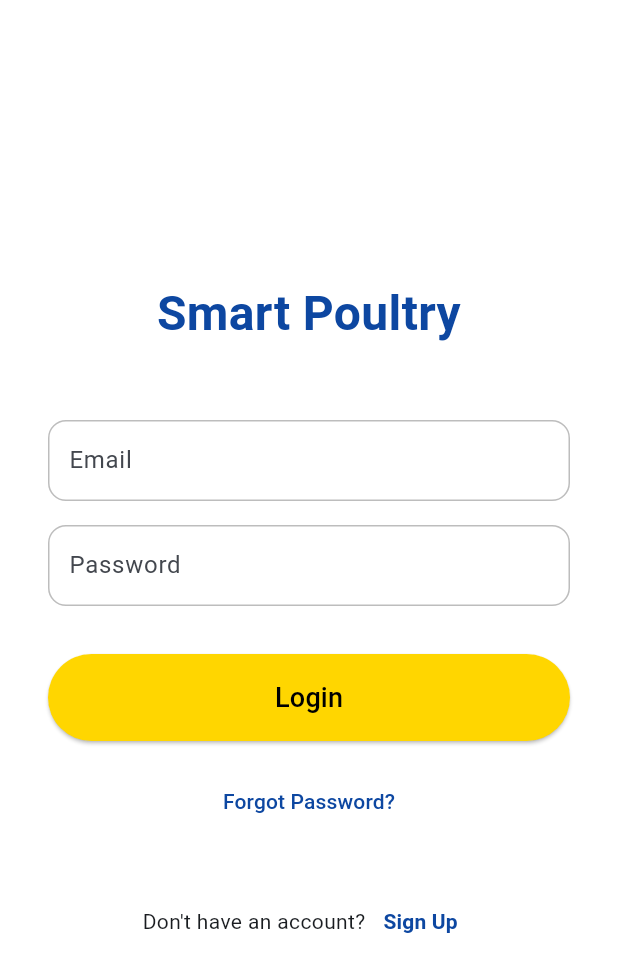
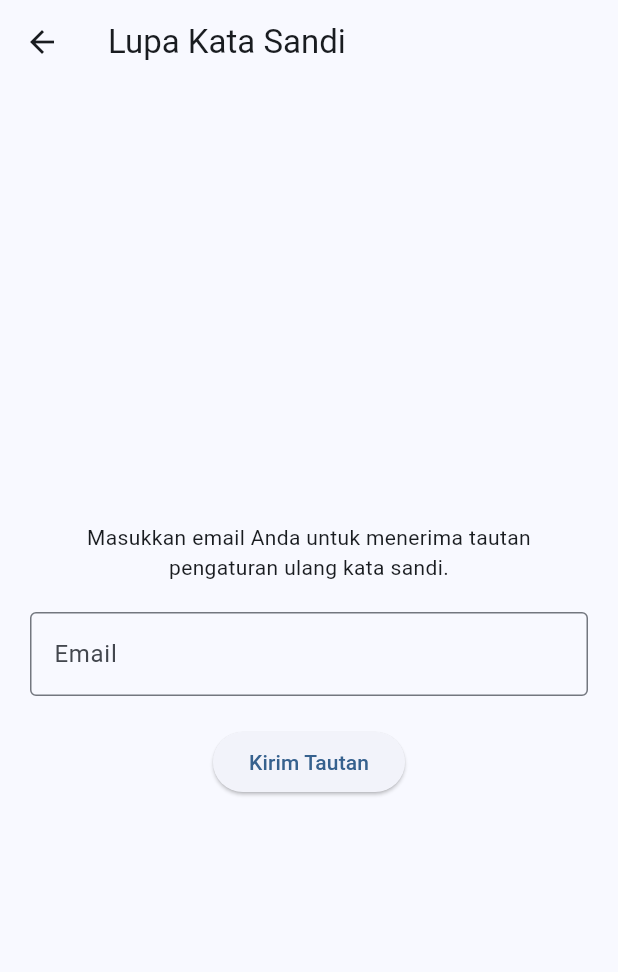
Before and after one commit to rastiauliaanggraini/smartpoultryterbaru, a Flutter app: the screen it shows after launch, after a tap on "Forgot Password?", on a phone screen of 412 x 824 dp. Shown: the top 972 px of the screen. Run offline on Flutter 3.47's test engine with Material 3 defaults, Android fonts, the phone set to English and light mode, and no system bars; our stand-ins replace firebase_auth, firebase_core, firebase_database; accounts and stored records are empty.

Commit message:
Melakukan perbaikan mobile app dilengkapidengan fitur yg lebih interaktif

```diff
--- /dev/null
+++ b/lib/forgot_password_page.dart
@@ -0,0 +1,118 @@
+
+import 'package:flutter/material.dart';
+import 'package:firebase_auth/firebase_auth.dart';
+
+class ForgotPasswordPage extends StatefulWidget {
+  const ForgotPasswordPage({super.key});
+
+  @override
+  State<ForgotPasswordPage> createState() => _ForgotPasswordPageState();
+}
+
+class _ForgotPasswordPageState extends State<ForgotPasswordPage> {
+  final _emailController = TextEditingController();
+  final _formKey = GlobalKey<FormState>();
+  bool _isLoading = false;
+
+  Future<void> _sendPasswordResetEmail() async {
+    if (!_formKey.currentState!.validate()) {
+      return;
+    }
+
+    setState(() {
+      _isLoading = true;
+    });
+
+    try {
+      await FirebaseAuth.instance.sendPasswordResetEmail(
+        email: _emailController.text.trim(),
+      );
+
+      if (mounted) {
+        ScaffoldMessenger.of(context).showSnackBar(
+          const SnackBar(
+            content: Text('Tautan pengaturan ulang kata sandi telah dikirim ke email Anda.'),
+            backgroundColor: Colors.green,
+          ),
+        );
+        Navigator.of(context).pop();
+      }
+    } on FirebaseAuthException catch (e) {
+      if (mounted) {
+        String message;
+        if (e.code == 'user-not-found') {
+          message = 'Tidak ada pengguna yang ditemukan untuk email tersebut.';
+        } else {
+          message = 'Terjadi kesalahan. Silakan coba lagi nanti.';
+        }
+        ScaffoldMessenger.of(context).showSnackBar(
+          SnackBar(
+            content: Text(message),
+            backgroundColor: Colors.red,
+          ),
+        );
+      }
+    } catch (e) {
+      if (mounted) {
+        ScaffoldMessenger.of(context).showSnackBar(
+          const SnackBar(
+            content: Text('Terjadi kesalahan yang tidak terduga.'),
+            backgroundColor: Colors.red,
+          ),
+        );
+      }
+    } finally {
+      if (mounted) {
+        setState(() {
+          _isLoading = false;
+        });
+      }
+    }
+  }
+
+  @override
+  Widget build(BuildContext context) {
+    return Scaffold(
+      appBar: AppBar(
+        title: const Text('Lupa Kata Sandi'),
+      ),
+      body: Padding(
+        padding: const EdgeInsets.all(20.0),
+        child: Form(
+          key: _formKey,
+          child: Column(
+            mainAxisAlignment: MainAxisAlignment.center,
+            children: [
+              const Text(
+                'Masukkan email Anda untuk menerima tautan pengaturan ulang kata sandi.',
+                textAlign: TextAlign.center,
+              ),
+              const SizedBox(height: 20),
+              TextFormField(
+                controller: _emailController,
+                decoration: const InputDecoration(
+                  labelText: 'Email',
+                  border: OutlineInputBorder(),
+                ),
+                validator: (value) {
+                  if (value == null || value.isEmpty || !value.contains('@')) {
+                    return 'Masukkan email yang valid';
+                  }
+                  return null;
+                },
+                 keyboardType: TextInputType.emailAddress,
+              ),
+              const SizedBox(height: 20),
+              _isLoading
+                  ? const CircularProgressIndicator()
+                  : ElevatedButton(
+                      onPressed: _sendPasswordResetEmail,
+                      child: const Text('Kirim Tautan'),
+                    ),
+            ],
+          ),
+        ),
+      ),
+    );
+  }
+}
--- a/lib/login_page.dart
+++ b/lib/login_page.dart
@@ -2,6 +2,7 @@ import 'package:flutter/material.dart';
 import 'package:firebase_auth/firebase_auth.dart';
 import 'package:myapp/dashboard_page.dart';
 import 'package:myapp/register_page.dart';
+import 'package:myapp/forgot_password_page.dart';
 
 class LoginPage extends StatefulWidget {
   const LoginPage({super.key});
@@ -121,7 +122,9 @@ class _LoginPageState extends State<LoginPage> {
                 const SizedBox(height: 16.0),
                 TextButton(
                   onPressed: () {
-                    // Implement forgot password functionality
+                    Navigator.of(context).push(
+                      MaterialPageRoute(builder: (context) => const ForgotPasswordPage()),
+                    );
                   },
                   child: const Text(
                     'Forgot Password?',
--- a/lib/main.dart
+++ b/lib/main.dart
@@ -3,9 +3,9 @@ import 'package:flutter/material.dart';
 import 'package:firebase_core/firebase_core.dart';
 import 'package:myapp/dashboard_page.dart';
 import 'package:myapp/firebase_options.dart';
+import 'package:myapp/forgot_password_page.dart';
 import 'package:myapp/login_page.dart';
-import 'package:myapp/notifications_page.dart';
-import 'package:myapp/settings_page.dart';
+import 'package:myapp/register_page.dart';
 import 'package:myapp/theme_provider.dart';
 import 'package:provider/provider.dart';
 
@@ -37,10 +37,13 @@ class MyApp extends StatelessWidget {
               useMaterial3: true,
               colorScheme: ColorScheme.fromSeed(seedColor: Colors.blue, brightness: Brightness.dark),
             ),
-            home: const AuthWrapper(),
+            initialRoute: '/',
             routes: {
-              '/settings': (context) => const SettingsPage(),
-              '/notifications': (context) => const NotificationsPage(),
+              '/': (context) => const AuthWrapper(),
+              '/login': (context) => const LoginPage(),
+              '/register': (context) => const RegisterPage(),
+              '/dashboard': (context) => const DashboardPage(),
+              '/forgot-password': (context) => const ForgotPasswordPage(),
             },
             debugShowCheckedModeBanner: false,
           );
--- a/pubspec.yaml
+++ b/pubspec.yaml
@@ -15,7 +15,7 @@ dependencies:
   provider: ^6.1.5+1
   google_fonts: ^6.3.2
   firebase_app_check: ^0.4.1+2
-  firebase_database: ^12.0.4
+  firebase_database: ^12.1.0
 
 dev_dependencies:
   flutter_test:
```
Also changed, not shown: lib/dashboard_page.dart (+228 -99 lines), lib/notifications_page.dart (deleted, +0 -18 lines), lib/settings_page.dart (deleted, +0 -18 lines), pubspec.lock, 1 other file.
